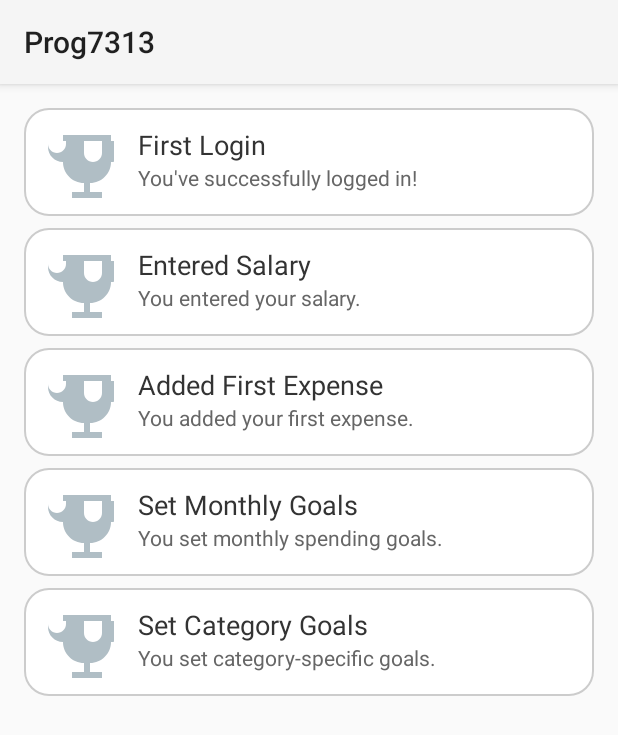
After one commit to KAMIL-Maharaj/Prog7313POE, an Android app: the AchievementsActivity screen opened directly, with no data from a screen before it, on a phone screen of 412 x 824 dp. The commit adds this screen. Shown: the top 735 px of the screen. Run offline under Robolectric (Android 15) with nearby library versions, the phone set to English and light mode, and no system bars; our stand-ins replace Firebase (no records; nobody signed in at launch, a user with empty details on screens opened directly).

```diff
--- /dev/null
+++ b/Prog7313/app/src/main/java/com/example/prog7313/AchievementsActivity.kt
@@ -0,0 +1,85 @@
+package com.example.prog7313
+
+import android.os.Bundle
+import android.view.View
+import android.widget.ImageView
+import android.widget.LinearLayout
+import android.widget.TextView
+import androidx.appcompat.app.AppCompatActivity
+import com.google.firebase.auth.FirebaseAuth
+import com.google.firebase.database.*
+import java.text.SimpleDateFormat
+import java.util.*
+
+class AchievementsActivity : AppCompatActivity() {
+
+    private lateinit var achievementsContainer: LinearLayout
+    private lateinit var database: DatabaseReference
+    private val uid = FirebaseAuth.getInstance().currentUser?.uid ?: ""
+
+    override fun onCreate(savedInstanceState: Bundle?) {
+        super.onCreate(savedInstanceState)
+        setContentView(R.layout.activity_achievements)
+
+        achievementsContainer = findViewById(R.id.achievementsContainer)
+        database = FirebaseDatabase.getInstance().reference
+
+        loadAchievements()
+    }
+
+    private fun loadAchievements() {
+        if (uid.isEmpty()) return
+
+        database.child("achievements").child(uid)
+            .addListenerForSingleValueEvent(object : ValueEventListener {
+                override fun onDataChange(snapshot: DataSnapshot) {
+                    achievementsContainer.removeAllViews()
+
+                    val achievements = listOf(
+                        Triple("first_login", "First Login", "You've successfully logged in!"),
+                        Triple("entered_salary", "Entered Salary", "You entered your salary."),
+                        Triple("added_expense", "Added First Expense", "You added your first expense."),
+                        Triple("set_monthly_goals", "Set Monthly Goals", "You set monthly spending goals."),
+                        Triple("set_category_goals", "Set Category Goals", "You set category-specific goals.")
+                    )
+
+                    for ((key, title, description) in achievements) {
+                        val earned = snapshot.child(key).getValue(Boolean::class.java) ?: false
+                        val timestamp = snapshot.child("${key}_timestamp").getValue(Long::class.java)
+                        addAchievementView(title, description, earned, timestamp)
+                    }
+                }
+
+                override fun onCancelled(error: DatabaseError) {}
+            })
+    }
+
+    private fun addAchievementView(
+        title: String,
+        description: String,
+        earned: Boolean,
+        timestamp: Long?
+    ) {
+        val view = layoutInflater.inflate(R.layout.item_achievement, achievementsContainer, false)
+
+        val icon = view.findViewById<ImageView>(R.id.achievementIcon)
+        val titleView = view.findViewById<TextView>(R.id.achievementTitle)
+        val descriptionView = view.findViewById<TextView>(R.id.achievementDescription)
+        val timestampView = view.findViewById<TextView>(R.id.achievementTimestamp)
+
+        icon.setImageResource(if (earned) R.drawable.ic_trophy else R.drawable.ic_trophy_gray)
+        titleView.text = title
+        descriptionView.text = description
+
+        if (earned && timestamp != null) {
+            val sdf = SimpleDateFormat("dd MMM yyyy, HH:mm", Locale.getDefault())
+            val formattedDate = sdf.format(Date(timestamp))
+            timestampView.text = "Unlocked on: $formattedDate"
+            timestampView.visibility = View.VISIBLE
+        } else {
+            timestampView.visibility = View.GONE
+        }
+
+        achievementsContainer.addView(view)
+    }
+}
--- a/Prog7313/app/src/main/java/com/example/prog7313/DashboardActivity.kt
+++ b/Prog7313/app/src/main/java/com/example/prog7313/DashboardActivity.kt
@@ -90,6 +90,8 @@ class DashboardActivity : AppCompatActivity(), NavigationView.OnNavigationItemSe
             R.id.nav_category_totals -> startActivity(Intent(this, CategoryTotalsActivity::class.java))
             R.id.nav_monthly_summary -> startActivity(Intent(this, MonthlySummaryActivity::class.java))
             R.id.nav_category_graph -> startActivity(Intent(this, CategorySpendingChartActivity::class.java))
+            R.id.activity_achievements -> startActivity(Intent(this, AchievementsActivity::class.java))
+            R.id.nav_budget_game-> startActivity(Intent(this, BubbleGameActivity::class.java))
         }
         drawerLayout.closeDrawer(GravityCompat.START)
         return true
--- /dev/null
+++ b/Prog7313/app/src/main/res/drawable/ic_trophy.xml
@@ -0,0 +1,9 @@
+<vector xmlns:android="http://schemas.android.com/apk/res/android"
+    android:width="48dp"
+    android:height="48dp"
+    android:viewportWidth="24"
+    android:viewportHeight="24">
+    <path
+        android:fillColor="#FFD700"
+        android:pathData="M17 3H7v2H2v2c0 2.76 2.24 5 5 5 0 3.87 3.13 7 7 7v3h-4v2h10v-2h-4v-3c3.87 0 7-3.13 7-7 2.76 0 5-2.24 5-5V5h-5V3zm0 9c-1.66 0-3-1.34-3-3V5h6v4c0 1.66-1.34 3-3 3zM5 9c-1.66 0-3-1.34-3-3V5h6v1c0 1.66-1.34 3-3 3z" />
+</vector>
--- /dev/null
+++ b/Prog7313/app/src/main/res/drawable/ic_trophy_gray.xml
@@ -0,0 +1,9 @@
+<vector xmlns:android="http://schemas.android.com/apk/res/android"
+    android:width="48dp"
+    android:height="48dp"
+    android:viewportWidth="24"
+    android:viewportHeight="24">
+    <path
+        android:fillColor="#B0BEC5"
+        android:pathData="M17 3H7v2H2v2c0 2.76 2.24 5 5 5 0 3.87 3.13 7 7 7v3h-4v2h10v-2h-4v-3c3.87 0 7-3.13 7-7 2.76 0 5-2.24 5-5V5h-5V3zm0 9c-1.66 0-3-1.34-3-3V5h6v4c0 1.66-1.34 3-3 3zM5 9c-1.66 0-3-1.34-3-3V5h6v1c0 1.66-1.34 3-3 3z" />
+</vector>
--- /dev/null
+++ b/Prog7313/app/src/main/res/drawable/rounded_background.xml
@@ -0,0 +1,10 @@
+<?xml version="1.0" encoding="utf-8"?>
+<shape xmlns:android="http://schemas.android.com/apk/res/android"
+    android:shape="rectangle">
+
+    <solid android:color="#FFFFFF" />
+    <corners android:radius="16dp" />
+    <stroke
+        android:width="1dp"
+        android:color="#CCCCCC" />
+</shape>
--- /dev/null
+++ b/Prog7313/app/src/main/res/layout/activity_achievements.xml
@@ -0,0 +1,13 @@
+<ScrollView
+    xmlns:android="http://schemas.android.com/apk/res/android"
+    android:layout_width="match_parent"
+    android:layout_height="match_parent"
+    android:padding="16dp"
+    android:contentDescription="Achievements list, scrollable" >
+
+    <LinearLayout
+        android:id="@+id/achievementsContainer"
+        android:layout_width="match_parent"
+        android:layout_height="wrap_content"
+        android:orientation="vertical" />
+</ScrollView>
--- a/Prog7313/app/src/main/res/layout/activity_dashboard.xml
+++ b/Prog7313/app/src/main/res/layout/activity_dashboard.xml
@@ -40,7 +40,7 @@
             android:id="@+id/salaryCountdownText"
             android:layout_width="wrap_content"
             android:layout_height="wrap_content"
-            android:text="Days until salary: "
+            android:text="Days until  next salary: "
             android:textSize="18sp"
             android:padding="16dp" />
     </LinearLayout>
--- /dev/null
+++ b/Prog7313/app/src/main/res/layout/item_achievement.xml
@@ -0,0 +1,46 @@
+<LinearLayout xmlns:android="http://schemas.android.com/apk/res/android"
+    android:layout_width="match_parent"
+    android:layout_height="wrap_content"
+    android:orientation="horizontal"
+    android:padding="12dp"
+    android:layout_marginBottom="8dp"
+    android:background="@drawable/rounded_background">
+
+    <ImageView
+        android:id="@+id/achievementIcon"
+        android:layout_width="48dp"
+        android:layout_height="48dp"
+        android:src="@drawable/ic_trophy"
+        android:layout_marginEnd="16dp" />
+
+    <LinearLayout
+        android:layout_width="0dp"
+        android:layout_weight="1"
+        android:layout_height="wrap_content"
+        android:orientation="vertical">
+
+        <TextView
+            android:id="@+id/achievementTitle"
+            android:layout_width="wrap_content"
+            android:layout_height="wrap_content"
+            android:text="Achievement Title"
+            android:textSize="18sp"
+            android:textColor="#333" />
+
+        <TextView
+            android:id="@+id/achievementDescription"
+            android:layout_width="wrap_content"
+            android:layout_height="wrap_content"
+            android:text="Achievement description"
+            android:textColor="#666"
+            android:textSize="14sp" />
+
+        <TextView
+            android:id="@+id/achievementTimestamp"
+            android:layout_width="wrap_content"
+            android:layout_height="wrap_content"
+            android:textColor="#999"
+            android:textSize="12sp"
+            android:visibility="gone" />
+    </LinearLayout>
+</LinearLayout>
--- a/Prog7313/app/src/main/res/menu/drawer_menu.xml
+++ b/Prog7313/app/src/main/res/menu/drawer_menu.xml
@@ -7,4 +7,9 @@
     <item android:id="@+id/nav_category_totals" android:title="View Category Totals" />
     <item android:id="@+id/nav_monthly_summary" android:title="View Monthly Summary" />
     <item android:id="@+id/nav_category_graph" android:title="View Category Graph" />
+    <item android:id="@+id/activity_achievements" android:title="View achievements" />
+    <item
+        android:id="@+id/nav_budget_game" android:title="Play Budget Game" />
+
+
 </menu>
```
Also changed, not shown: Prog7313/app/build.gradle.kts (+26 -28 lines), Prog7313/app/src/main/AndroidManifest.xml (+6 -3 lines), Prog7313/app/src/main/java/com/example/prog7313/Badges.kt (added, +8 -0 lines), Prog7313/app/src/main/java/com/example/prog7313/Bubble.kt (added, +9 -0 lines), Prog7313/app/src/main/java/com/example/prog7313/BubbleGameActivity.kt (added, +36 -0 lines), Prog7313/app/src/main/java/com/example/prog7313/GameView.kt (added, +106 -0 lines), Prog7313/app/src/main/res/layout/actvity_bubble_game.xml (added, +12 -0 lines).
